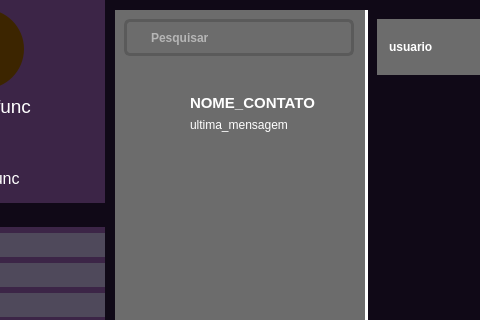
Qt form design/NOVODASH.ui (Zstraffey/NewTE) before a commit; both pictures show x 145 to 625 and y 0 to 320 of the 1241 by 800 pixel window.
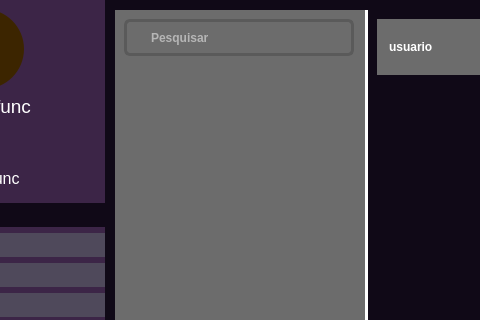
The same form after that commit. The open tabs and pages were chosen to show the change. Icons and pictures are not drawn.

Patch:
```diff
--- a/design/NOVODASH.ui
+++ b/design/NOVODASH.ui
@@ -2669,8 +2669,17 @@
                 </layout>
                </widget>
               </item>
-              <item>
-               <widget class="QScrollArea" name="scrollArea">
+              <item alignment="Qt::AlignTop">
+               <widget class="QScrollArea" name="usuarios_chat">
+                <property name="minimumSize">
+                 <size>
+                  <width>17</width>
+                  <height>718</height>
+                 </size>
+                </property>
+                <property name="mouseTracking">
+                 <bool>false</bool>
+                </property>
                 <property name="styleSheet">
                  <string notr="true"/>
                 </property>
@@ -2690,124 +2699,21 @@
                   </rect>
                  </property>
                  <layout class="QVBoxLayout" name="verticalLayout_28">
-                  <item>
-                   <widget class="QWidget" name="template_contato" native="true">
-                    <property name="maximumSize">
-                     <size>
-                      <width>16777215</width>
-                      <height>70</height>
-                     </size>
-                    </property>
-                    <property name="cursor">
-                     <cursorShape>PointingHandCursor</cursorShape>
-                    </property>
-                    <property name="styleSheet">
-                     <string notr="true"/>
-                    </property>
-                    <layout class="QHBoxLayout" name="horizontalLayout_9">
-                     <property name="leftMargin">
-                      <number>0</number>
-                     </property>
-                     <property name="topMargin">
-                      <number>5</number>
-                     </property>
-                     <property name="rightMargin">
-                      <number>0</number>
-                     </property>
-                     <property name="bottomMargin">
-                      <number>5</number>
-                     </property>
-                     <item>
-                      <widget class="QLabel" name="foto_cntt">
-                       <property name="sizePolicy">
-                        <sizepolicy hsizetype="Fixed" vsizetype="Preferred">
-                         <horstretch>0</horstretch>
-                         <verstretch>0</verstretch>
-                        </sizepolicy>
-                       </property>
-                       <property name="maximumSize">
-                        <size>
-                         <width>60</width>
-                         <height>16777215</height>
-                        </size>
-                       </property>
-                       <property name="cursor">
-                        <cursorShape>PointingHandCursor</cursorShape>
-                       </property>
-                       <property name="text">
-                        <string/>
-                       </property>
-                       <property name="pixmap">
-                        <pixmap resource="../imagens/imgs.qrc">:/imgs/logo_new_te.png</pixmap>
-                       </property>
-                       <property name="scaledContents">
-                        <bool>true</bool>
-                       </property>
-                      </widget>
-                     </item>
-                     <item>
-                      <widget class="QWidget" name="widget_27" native="true">
-                       <property name="cursor">
-                        <cursorShape>PointingHandCursor</cursorShape>
-                       </property>
-                       <layout class="QVBoxLayout" name="verticalLayout_30">
-                        <property name="spacing">
-                         <number>6</number>
-                        </property>
-                        <property name="leftMargin">
-                         <number>0</number>
-                        </property>
-                        <property name="topMargin">
-                         <number>9</number>
-                        </property>
-                        <property name="rightMargin">
-                         <number>0</number>
-                        </property>
-                        <property name="bottomMargin">
-                         <number>9</number>
-                        </property>
-                        <item>
-                         <widget class="QLabel" name="nome_salvo">
-                          <property name="cursor">
-                           <cursorShape>PointingHandCursor</cursorShape>
-                          </property>
-                          <property name="text">
-                           <string>&lt;html&gt;&lt;head/&gt;&lt;body&gt;&lt;p&gt;&lt;span style=&quot; font-size:11pt; font-weight:600;&quot;&gt;NOME_CONTATO&lt;/span&gt;&lt;/p&gt;&lt;/body&gt;&lt;/html&gt;</string>
-                          </property>
-                         </widget>
-                        </item>
-                        <item>
-                         <widget class="QLabel" name="ultima_mensagem">
-                          <property name="cursor">
-                           <cursorShape>PointingHandCursor</cursorShape>
-                          </property>
-                          <property name="styleSheet">
-                           <string notr="true">font-weight: normal ;</string>
-                          </property>
-                          <property name="text">
-                           <string>ultima_mensagem</string>
-                          </property>
-                         </widget>
-                        </item>
-                       </layout>
-                      </widget>
-                     </item>
-                    </layout>
-                   </widget>
-                  </item>
-                  <item>
-                   <spacer name="verticalSpacer_3">
-                    <property name="orientation">
-                     <enum>Qt::Vertical</enum>
-                    </property>
-                    <property name="sizeHint" stdset="0">
-                     <size>
-                      <width>20</width>
-                      <height>40</height>
-                     </size>
-                    </property>
-                   </spacer>
-                  </item>
+                  <property name="spacing">
+                   <number>0</number>
+                  </property>
+                  <property name="leftMargin">
+                   <number>0</number>
+                  </property>
+                  <property name="topMargin">
+                   <number>0</number>
+                  </property>
+                  <property name="rightMargin">
+                   <number>0</number>
+                  </property>
+                  <property name="bottomMargin">
+                   <number>0</number>
+                  </property>
                  </layout>
                 </widget>
                </widget>
```
Left out of the diff: 12 changed lines with no effect on the pictures.
